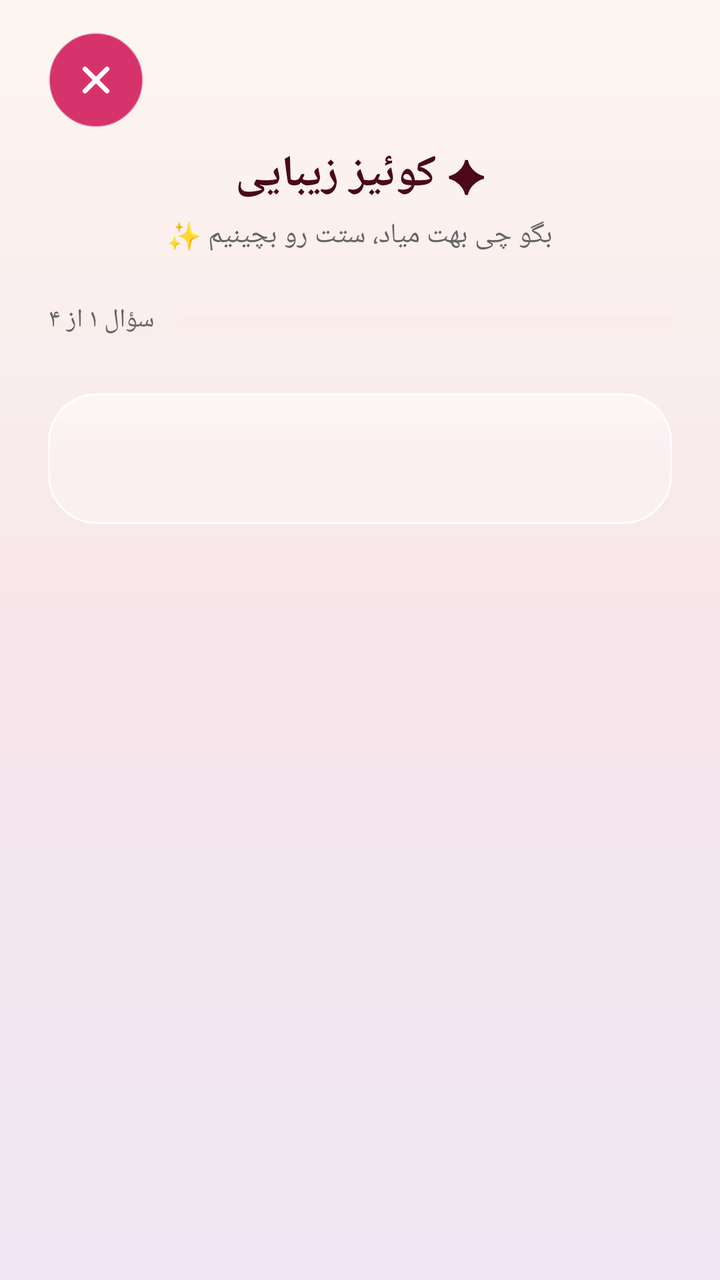
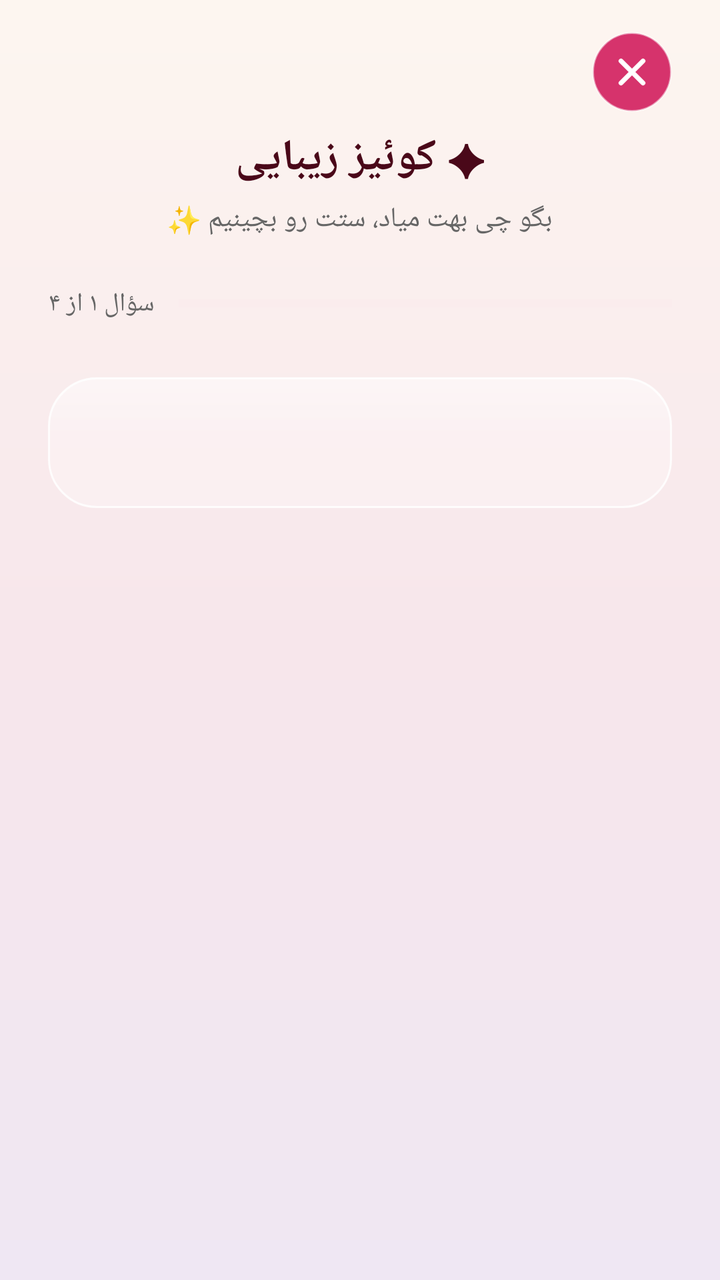

Compare the two renders of this Android layout. The source of the first and the diff that turns it into the second are given below.
<!-- AndroidManifest.xml: application theme Theme.AramisBeauty -->
<!-- res/layout/activity_quiz.xml -->
<?xml version="1.0" encoding="utf-8"?>
<FrameLayout xmlns:android="http://schemas.android.com/apk/res/android"
    xmlns:app="http://schemas.android.com/apk/res-auto"
    android:layout_width="match_parent"
    android:layout_height="match_parent"
    android:background="@drawable/glass_bg_gradient">

    
    <LinearLayout
        android:id="@+id/quiz_question_view"
        android:layout_width="match_parent"
        android:layout_height="match_parent"
        android:orientation="vertical"
        android:paddingStart="24dp"
        android:paddingEnd="24dp"
        android:paddingTop="16dp"
        android:paddingBottom="24dp">

        <ImageButton
            android:id="@+id/quiz_close"
            android:layout_width="48dp"
            android:layout_height="48dp"
            android:layout_gravity="start"
            android:background="@drawable/btn_close_circle"
            android:contentDescription="بستن"
            android:scaleType="center"
            android:src="@drawable/ic_close" />

        <TextView
            android:layout_width="wrap_content"
            android:layout_height="wrap_content"
            android:layout_gravity="center_horizontal"
            android:layout_marginTop="8dp"
            android:fontFamily="@font/vazirmatn"
            android:text="✦ کوئیز زیبایی"
            android:textColor="@color/burgundy_dark"
            android:textSize="22sp"
            android:textStyle="bold" />

        <TextView
            android:layout_width="wrap_content"
            android:layout_height="wrap_content"
            android:layout_gravity="center_horizontal"
            android:layout_marginTop="6dp"
            android:fontFamily="@font/vazirmatn"
            android:text="بگو چی بهت میاد، ستت رو بچینیم ✨"
            android:textColor="@color/gray_text"
            android:textSize="14sp" />

        <LinearLayout
            android:layout_width="match_parent"
            android:layout_height="wrap_content"
            android:layout_marginTop="24dp"
            android:gravity="center_vertical"
            android:orientation="horizontal">

            <TextView
                android:id="@+id/quiz_progress_text"
                android:layout_width="wrap_content"
                android:layout_height="wrap_content"
                android:fontFamily="@font/vazirmatn"
                android:text="سؤال ۱ از ۴"
                android:textColor="@color/gray_text"
                android:textSize="13sp" />

            <ProgressBar
                android:id="@+id/quiz_progress"
                style="?android:attr/progressBarStyleHorizontal"
                android:layout_width="0dp"
                android:layout_height="6dp"
                android:layout_marginStart="12dp"
                android:layout_weight="1"
                android:max="4"
                android:progress="0"
                android:progressBackgroundTint="@color/drawer_item_bg_checked"
                android:progressTint="@color/gold" />
        </LinearLayout>

        <TextView
            android:id="@+id/quiz_question_title"
            android:layout_width="match_parent"
            android:layout_height="wrap_content"
            android:layout_marginTop="28dp"
            android:background="@drawable/glass_panel"
            android:fontFamily="@font/vazirmatn"
            android:padding="18dp"
            android:textColor="@color/burgundy_dark"
            android:textSize="22sp"
            android:textStyle="bold" />

        <LinearLayout
            android:id="@+id/quiz_options"
            android:layout_width="match_parent"
            android:layout_height="wrap_content"
            android:layout_marginTop="20dp"
            android:orientation="vertical" />

        <androidx.appcompat.widget.AppCompatButton
            android:id="@+id/quiz_back"
            android:layout_width="wrap_content"
            android:layout_height="48dp"
            android:layout_marginTop="16dp"
            android:background="@android:color/transparent"
            android:fontFamily="@font/vazirmatn"
            android:text="قبلی"
            android:textColor="@color/gray_text"
            android:textSize="15sp"
            android:visibility="gone" />
    </LinearLayout>

    
    <LinearLayout
        android:id="@+id/quiz_loading_view"
        android:layout_width="match_parent"
        android:layout_height="match_parent"
        android:gravity="center"
        android:orientation="vertical"
        android:visibility="gone">

        <ProgressBar
            android:layout_width="48dp"
            android:layout_height="48dp"
            android:indeterminateTint="@color/gold" />

        <TextView
            android:layout_width="wrap_content"
            android:layout_height="wrap_content"
            android:layout_marginTop="16dp"
            android:fontFamily="@font/vazirmatn"
            android:text="دارم ستت رو آماده می‌کنم…"
            android:textColor="@color/burgundy_dark"
            android:textSize="15sp" />
    </LinearLayout>

    
    <ScrollView
        android:id="@+id/quiz_result_view"
        android:layout_width="match_parent"
        android:layout_height="match_parent"
        android:visibility="gone">

        <LinearLayout
            android:layout_width="match_parent"
            android:layout_height="wrap_content"
            android:orientation="vertical"
            android:paddingStart="24dp"
            android:paddingEnd="24dp"
            android:paddingTop="20dp"
            android:paddingBottom="24dp">

            <TextView
                android:layout_width="wrap_content"
                android:layout_height="wrap_content"
                android:layout_gravity="center_horizontal"
                android:fontFamily="@font/vazirmatn"
                android:text="✦ ست تو آماده‌ست"
                android:textColor="@color/burgundy_dark"
                android:textSize="18sp"
                android:textStyle="bold" />

            <TextView
                android:id="@+id/quiz_result_title"
                android:layout_width="wrap_content"
                android:layout_height="wrap_content"
                android:layout_gravity="center_horizontal"
                android:layout_marginTop="8dp"
                android:fontFamily="@font/vazirmatn"
                android:textColor="@color/burgundy_dark"
                android:textSize="22sp"
                android:textStyle="bold" />

            <TextView
                android:id="@+id/quiz_result_desc"
                android:layout_width="wrap_content"
                android:layout_height="wrap_content"
                android:layout_gravity="center_horizontal"
                android:layout_marginTop="8dp"
                android:fontFamily="@font/vazirmatn"
                android:textAlignment="center"
                android:textColor="@color/gray_text"
                android:textSize="14sp" />

            <LinearLayout
                android:id="@+id/quiz_result_products"
                android:layout_width="match_parent"
                android:layout_height="wrap_content"
                android:layout_marginTop="24dp"
                android:orientation="vertical" />

            <androidx.appcompat.widget.AppCompatButton
                android:id="@+id/quiz_retake"
                android:layout_width="match_parent"
                android:layout_height="52dp"
                android:layout_marginTop="8dp"
                android:background="@drawable/quiz_button_outline"
                android:fontFamily="@font/vazirmatn"
                android:text="دوباره"
                android:textColor="@color/gold"
                android:textSize="15sp"
                android:textStyle="bold"
                app:backgroundTint="@null" />

            <androidx.appcompat.widget.AppCompatButton
                android:id="@+id/quiz_done"
                android:layout_width="match_parent"
                android:layout_height="52dp"
                android:layout_marginTop="12dp"
                android:background="@drawable/quiz_button_gold"
                android:fontFamily="@font/vazirmatn"
                android:text="بازگشت به فروشگاه"
                android:textColor="@color/header_top"
                android:textSize="15sp"
                android:textStyle="bold"
                app:backgroundTint="@null" />
        </LinearLayout>
    </ScrollView>
</FrameLayout>
<!-- resources referenced by this layout -->
<resources>
  <color name="burgundy_dark">#4A0819</color>
  <color name="drawer_item_bg_checked">#F6E3E8</color>
  <color name="gold">#C9A227</color>
  <color name="gray_text">#666666</color>
  <color name="header_top">#081828</color>
  <!-- drawable btn_close_circle (drawable) -->
  <?xml version="1.0" encoding="utf-8"?>
  <shape xmlns:android="http://schemas.android.com/apk/res/android"
      android:shape="oval">
      <solid android:color="@color/deals_pink" />
      <stroke
          android:width="1dp"
          android:color="#80FFFFFF" />
  </shape>
  <!-- drawable glass_bg_gradient (drawable) -->
  <?xml version="1.0" encoding="utf-8"?>
  <shape xmlns:android="http://schemas.android.com/apk/res/android"
      android:shape="rectangle">
      <gradient
          android:angle="270"
          android:centerColor="#F7E6EB"
          android:endColor="#EFE7F3"
          android:startColor="#FDF6F0"
          android:type="linear" />
  </shape>
  <!-- drawable glass_panel (drawable) -->
  <?xml version="1.0" encoding="utf-8"?>
  <layer-list xmlns:android="http://schemas.android.com/apk/res/android">
      <item>
          <shape android:shape="rectangle">
              <solid android:color="#40FFFFFF" />
              <stroke
                  android:width="1dp"
                  android:color="#D9FFFFFF" />
              <corners android:radius="24dp" />
          </shape>
      </item>
      <item>
          <shape android:shape="rectangle">
              <gradient
                  android:angle="270"
                  android:centerColor="#00FFFFFF"
                  android:endColor="#00FFFFFF"
                  android:startColor="#59FFFFFF"
                  android:type="linear" />
              <corners android:radius="24dp" />
          </shape>
      </item>
  </layer-list>
  <!-- drawable ic_close (drawable) -->
  <?xml version="1.0" encoding="utf-8"?>
  <vector xmlns:android="http://schemas.android.com/apk/res/android"
      android:width="24dp"
      android:height="24dp"
      android:viewportWidth="24"
      android:viewportHeight="24">
      <path
          android:strokeColor="#FFFFFF"
          android:strokeWidth="2.4"
          android:strokeLineCap="round"
          android:pathData="M6.5,6.5 L17.5,17.5" />
      <path
          android:strokeColor="#FFFFFF"
          android:strokeWidth="2.4"
          android:strokeLineCap="round"
          android:pathData="M17.5,6.5 L6.5,17.5" />
  </vector>
  <!-- drawable quiz_button_gold (drawable) -->
  <?xml version="1.0" encoding="utf-8"?>
  <shape xmlns:android="http://schemas.android.com/apk/res/android"
      android:shape="rectangle">
      <solid android:color="@color/gold" />
      <corners android:radius="24dp" />
  </shape>
  <!-- drawable quiz_button_outline (drawable) -->
  <?xml version="1.0" encoding="utf-8"?>
  <shape xmlns:android="http://schemas.android.com/apk/res/android"
      android:shape="rectangle">
      <solid android:color="@android:color/transparent" />
      <stroke
          android:width="1.5dp"
          android:color="@color/gold" />
      <corners android:radius="24dp" />
  </shape>
  <style name="Theme.AramisBeauty" parent="Theme.Material3.DayNight.NoActionBar">
          <item name="colorPrimary">@color/burgundy</item>
          <item name="colorPrimaryDark">@color/burgundy_dark</item>
          <item name="colorOnPrimary">@color/white</item>
          <item name="colorSecondary">@color/gold</item>
          <item name="android:windowBackground">@color/white</item>
          <item name="colorSurface">@color/white</item>
      </style>
  <color name="deals_pink">#D6336C</color>
  <color name="burgundy">#6E0B28</color>
  <color name="white">#FFFFFF</color>
</resources>

<!-- the commit's change to res/layout/activity_quiz.xml (unified diff, before → after) -->
@@ -18,9 +18,9 @@
 
         <ImageButton
             android:id="@+id/quiz_close"
-            android:layout_width="48dp"
-            android:layout_height="48dp"
-            android:layout_gravity="start"
+            android:layout_width="40dp"
+            android:layout_height="40dp"
+            android:layout_gravity="end"
             android:background="@drawable/btn_close_circle"
             android:contentDescription="بستن"
             android:scaleType="center"
